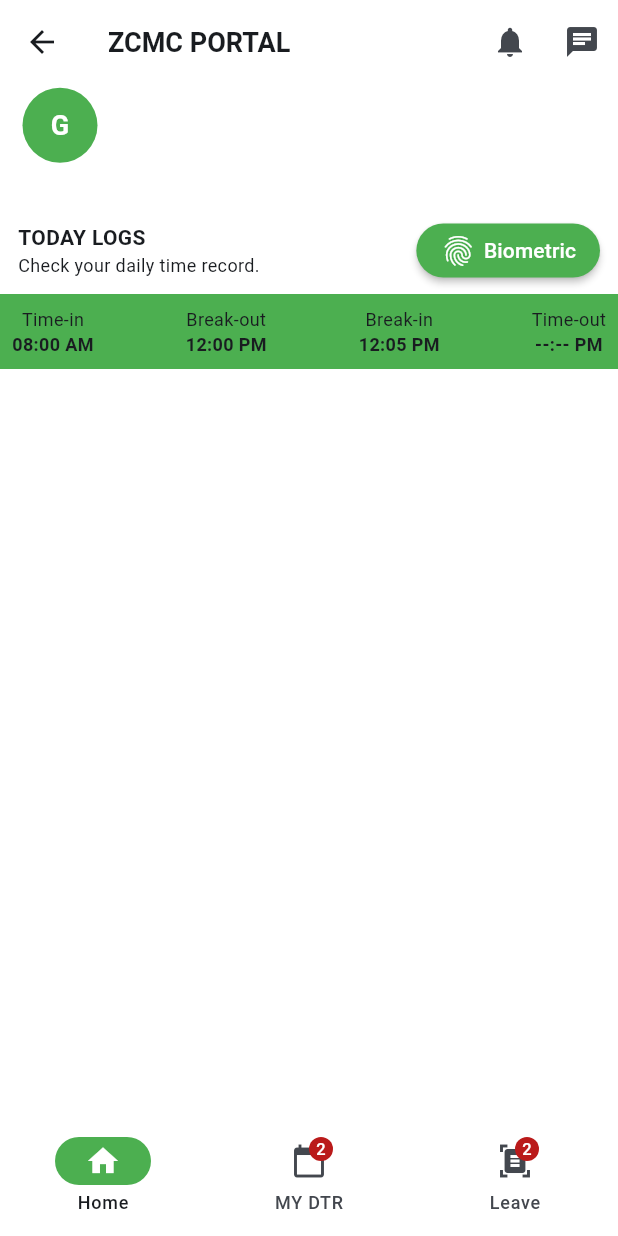
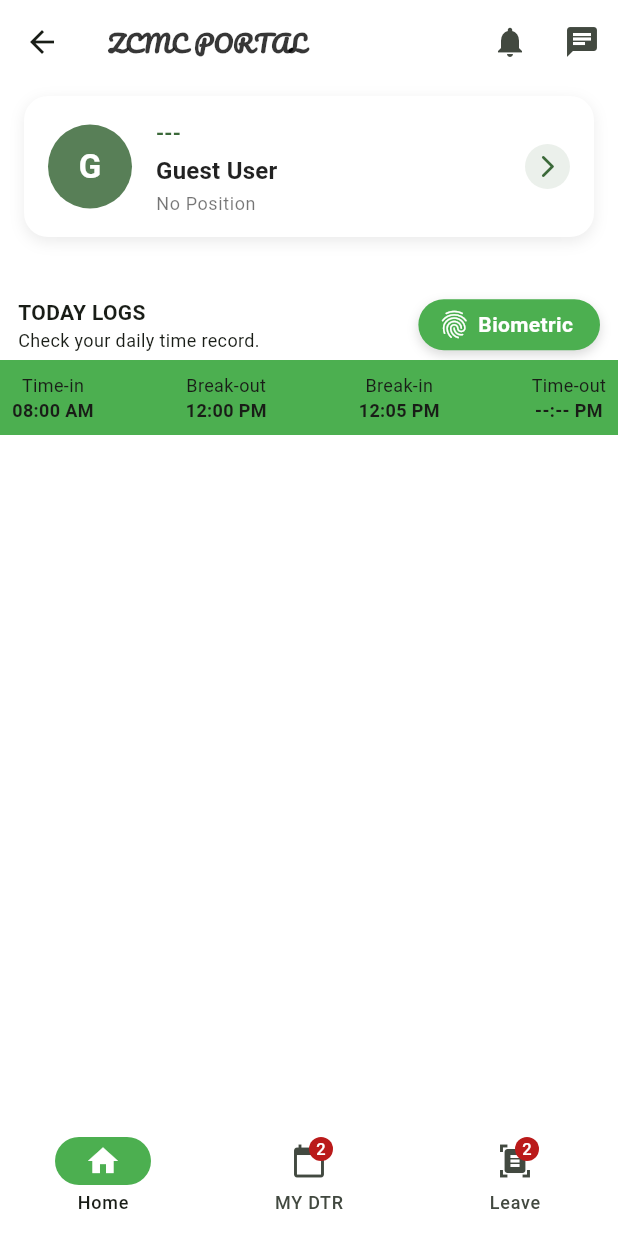
Before and after one commit to TjayAmit/portal, a Flutter app: the LayoutPage screen opened by its route, on a phone screen of 412 x 824 dp. Run offline on Flutter 3.47's test engine with Material 3 defaults, Android fonts, the phone set to English and light mode, and no system bars; our stand-ins replace flutter_riverpod, google_fonts, local_auth; network calls fail; Roboto replaces fonts that are missing (Poppins).

Commit message:
feat: added biometric attendance

```diff
--- a/lib/core/theme/app_theme.dart
+++ b/lib/core/theme/app_theme.dart
@@ -5,7 +5,7 @@
 
 final appThemeProvider = StateProvider<ThemeData>((ref) {
   return ThemeData(
-    colorScheme: ColorScheme.fromSeed(seedColor: Colors.blue),
+    colorScheme: ColorScheme.fromSeed(seedColor: Colors.green),
     useMaterial3: true,
   );
 });
--- /dev/null
+++ b/lib/core/widgets/button/biometric.dart
@@ -0,0 +1,219 @@
+import 'package:flutter/material.dart';
+import 'package:flutter_riverpod/flutter_riverpod.dart';
+import 'package:zcmc_portal/src/attendance/provider/attendance_provider.dart';
+
+class Biometric extends ConsumerStatefulWidget {
+  const Biometric({super.key});
+
+  @override
+  ConsumerState<Biometric> createState() => _BiometricState();
+}
+
+class _BiometricState extends ConsumerState<Biometric>
+    with SingleTickerProviderStateMixin {
+  late AnimationController _animController;
+  late Animation<double> _iconAnimation;
+  late Animation<double> _textFadeOut;
+  late Animation<double> _textFadeIn;
+  late Animation<double> _widthAnimation;
+
+  @override
+  void initState() {
+    super.initState();
+    _animController = AnimationController(
+      duration: const Duration(milliseconds: 600),
+      vsync: this,
+    );
+
+    // Icon crossfade: happens throughout
+    _iconAnimation = CurvedAnimation(
+      parent: _animController,
+      curve: Curves.easeInOut,
+    );
+
+    // Text fade out: happens first (0.0 to 0.3)
+    _textFadeOut = Tween<double>(begin: 1.0, end: 0.0).animate(
+      CurvedAnimation(
+        parent: _animController,
+        curve: const Interval(0.0, 0.3, curve: Curves.easeOut),
+      ),
+    );
+
+    // Width shrink: happens in middle (0.2 to 0.8)
+    _widthAnimation = CurvedAnimation(
+      parent: _animController,
+      curve: const Interval(0.2, 0.8, curve: Curves.easeInOut),
+    );
+
+    // Text fade in: happens last (0.7 to 1.0)
+    _textFadeIn = Tween<double>(begin: 0.0, end: 1.0).animate(
+      CurvedAnimation(
+        parent: _animController,
+        curve: const Interval(0.7, 1.0, curve: Curves.easeIn),
+      ),
+    );
+  }
+
+  @override
+  void dispose() {
+    _animController.dispose();
+    super.dispose();
+  }
+
+  @override
+  Widget build(BuildContext context) {
+    final attendance = ref.watch(attendanceControllerProvider);
+    final controller = ref.read(attendanceControllerProvider.notifier);
+
+    final isSuccess = attendance.isAuthenticated;
+
+    // Trigger animation when state changes
+    if (isSuccess && _animController.status != AnimationStatus.completed) {
+      _animController.forward();
+    } else if (!isSuccess &&
+        _animController.status != AnimationStatus.dismissed) {
+      _animController.reverse();
+    }
+
+    const biometricText = 'Biometric';
+    const savedText = 'Saved!';
+
+    final biometricWidth = _measureTextWidth(
+      biometricText,
+      const TextStyle(color: Colors.white, fontWeight: FontWeight.w600),
+    );
+
+    final savedWidth = _measureTextWidth(
+      savedText,
+      const TextStyle(color: Colors.white, fontWeight: FontWeight.w600),
+    );
+
+    return AnimatedBuilder(
+      animation: _animController,
+      builder: (context, child) {
+        // Interpolate width smoothly
+        final currentWidth = biometricWidth +
+            (savedWidth - biometricWidth) * _widthAnimation.value +
+            22 + // icon width
+            8 + // space between icon and text
+            30; // left + right padding average
+
+        // Smoothly animate right padding to prevent overflow
+        final rightPadding = 15 * (1 - _widthAnimation.value);
+
+        return Container(
+          width: currentWidth,
+          decoration: BoxDecoration(
+            color: Color.lerp(
+              Colors.green,
+              Colors.green.shade700,
+              _iconAnimation.value,
+            ),
+            borderRadius: BorderRadius.circular(25),
+            boxShadow: [
+              BoxShadow(
+                color: Colors.black.withOpacity(0.15),
+                blurRadius: 6,
+                offset: const Offset(0, 3),
+              ),
+            ],
+          ),
+          child: Material(
+            color: Colors.transparent,
+            child: InkWell(
+              borderRadius: BorderRadius.circular(25),
+              onTap: isSuccess
+                  ? null
+                  : () async {
+                      await controller.authenticateAndRegisterAttendance();
+                    },
+              child: Padding(
+                padding: EdgeInsets.only(
+                  left: 10,
+                  right: rightPadding,
+                  top: 6,
+                  bottom: 6,
+                ),
+                child: Row(
+                  mainAxisSize: MainAxisSize.min,
+                  mainAxisAlignment: MainAxisAlignment.center,
+                  children: [
+                    // Icon crossfade
+                    SizedBox(
+                      width: 22,
+                      height: 22,
+                      child: Stack(
+                        alignment: Alignment.center,
+                        children: [
+                          Opacity(
+                            opacity: 1 - _iconAnimation.value,
+                            child: Transform.scale(
+                              scale: 1 - (_iconAnimation.value * 0.2),
+                              child: const Icon(
+                                Icons.fingerprint,
+                                color: Colors.white,
+                                size: 22,
+                              ),
+                            ),
+                          ),
+                          Opacity(
+                            opacity: _iconAnimation.value,
+                            child: Transform.scale(
+                              scale: 0.8 + (_iconAnimation.value * 0.2),
+                              child: const Icon(
+                                Icons.check,
+                                color: Colors.white,
+                                size: 22,
+                              ),
+                            ),
+                          ),
+                        ],
+                      ),
+                    ),
+                    const SizedBox(width: 5),
+
+                    // Text crossfade with sequential timing
+                    Stack(
+                      children: [
+                        // "Biometric" text (fades out first)
+                        Opacity(
+                          opacity: _textFadeOut.value,
+                          child: Text(
+                            biometricText,
+                            style: const TextStyle(
+                              color: Colors.white,
+                              fontWeight: FontWeight.w600,
+                            ),
+                          ),
+                        ),
+                        // "Saved!" text (fades in last)
+                        Opacity(
+                          opacity: _textFadeIn.value,
+                          child: Text(
+                            savedText,
+                            style: const TextStyle(
+                              color: Colors.white,
+                              fontWeight: FontWeight.w600,
+                            ),
+                          ),
+                        ),
+                      ],
+                    ),
+                  ],
+                ),
+              ),
+            ),
+          ),
+        );
+      },
+    );
+  }
+
+  double _measureTextWidth(String text, TextStyle style) {
+    final tp = TextPainter(
+      text: TextSpan(text: text, style: style),
+      textDirection: TextDirection.ltr,
+    )..layout();
+    return tp.width;
+  }
+}
--- a/lib/core/widgets/cards/personal_information_card.dart
+++ b/lib/core/widgets/cards/personal_information_card.dart
@@ -8,48 +8,99 @@
   @override
   Widget build(BuildContext context, WidgetRef ref) {
     final user = ref.watch(userProvider);
+    final theme = Theme.of(context);
 
-    return SizedBox(
-      width: double.infinity,
-      child: Padding(
-        padding: const EdgeInsets.only(left: 15.0, right: 15.0),
-        child: Row(
-          mainAxisAlignment: MainAxisAlignment.spaceBetween,
-          children: [
-            SizedBox(
-              width: MediaQuery.of(context).size.width * 0.6,
+    final name = user?.name ?? 'Guest User';
+    final employeeId = user?.employeeId ?? '---';
+    final position = user?.designation.jobPosition.name ?? 'No Position';
+
+    return Padding(
+      padding: const EdgeInsets.symmetric(horizontal: 16.0, vertical: 8),
+      child: InkWell(
+        borderRadius: BorderRadius.circular(16),
+        onTap: () => Navigator.pushNamed(context, '/personal-information'),
+        child: Container(
+          padding: const EdgeInsets.symmetric(horizontal: 16, vertical: 14),
+          decoration: BoxDecoration(
+            color: Colors.white,
+            borderRadius: BorderRadius.circular(16),
+            boxShadow: [
+              BoxShadow(
+                color: Colors.black12.withOpacity(0.08),
+                blurRadius: 8,
+                offset: const Offset(0, 3),
+              ),
+            ],
+          ),
           child: Row(
             children: [
+              // Avatar
               CircleAvatar(
-                    backgroundColor: Colors.green,
-                    radius: 25,
+                radius: 28,
+                backgroundColor: theme.colorScheme.primary.withOpacity(0.85),
                 child: Text(
-                      user?.name.isNotEmpty == true
-                        ? user!.name[0].toUpperCase()
-                        : 'G',
-                      style: const TextStyle(fontWeight: FontWeight.bold, color: Colors.white, fontSize: 18),
+                  name.isNotEmpty ? name[0].toUpperCase() : '?',
+                  style: const TextStyle(
+                    fontSize: 22,
+                    fontWeight: FontWeight.bold,
+                    color: Colors.white,
                   ),
                 ),
-                  const SizedBox(width: 30),
-                  SizedBox(
+              ),
+
+              const SizedBox(width: 16),
+
+              // User info
+              Expanded(
                 child: Column(
-                      mainAxisAlignment: MainAxisAlignment.start,
                   crossAxisAlignment: CrossAxisAlignment.start,
                   children: [
-                        Text(user?.employeeId ?? '', style: TextStyle(color: Colors.black, fontWeight: FontWeight.bold, fontSize: 14),),
-                        Text(user?.name ?? '', style: TextStyle(color: Colors.black, fontWeight: FontWeight.w500, fontSize: 12),),
-                        Text(user?.designation.jobPosition.name ?? '', style: TextStyle(color: Colors.black, fontWeight: FontWeight.w400, fontSize: 12),),
+                    Text(
+                      employeeId,
+                      style: theme.textTheme.titleSmall?.copyWith(
+                        fontWeight: FontWeight.w600,
+                        color: theme.colorScheme.primary,
+                      ),
+                    ),
+                    const SizedBox(height: 4),
+                    Text(
+                      name,
+                      style: theme.textTheme.titleMedium?.copyWith(
+                        fontWeight: FontWeight.bold,
+                        color: Colors.black87,
+                      ),
+                      overflow: TextOverflow.ellipsis,
+                    ),
+                    const SizedBox(height: 2),
+                    Text(
+                      position,
+                      style: theme.textTheme.bodySmall?.copyWith(
+                        color: Colors.black54,
+                      ),
+                      overflow: TextOverflow.ellipsis,
+                    ),
                   ],
+                ),
+              ),
+
+              const SizedBox(width: 12),
+
+              // Forward arrow
+              Container(
+                decoration: BoxDecoration(
+                  color: theme.colorScheme.primary.withOpacity(0.1),
+                  shape: BoxShape.circle,
+                ),
+                padding: const EdgeInsets.all(6),
+                child: Icon(
+                  Icons.arrow_forward_ios_rounded,
+                  size: 18,
+                  color: theme.colorScheme.primary,
                 ),
               ),
             ],
           ),
         ),
-            const SizedBox(width: 20),
-            IconButton(
-              onPressed: () => Navigator.pushNamed(context, '/personal-information'),
-              icon: const Icon(Icons.arrow_forward_ios, color: Colors.white)),
-          ]),
       ),
     );
   }
--- a/lib/core/widgets/cards/today_dtr_widget.dart
+++ b/lib/core/widgets/cards/today_dtr_widget.dart
@@ -1,4 +1,5 @@
 import 'package:flutter/material.dart';
+import 'package:zcmc_portal/core/widgets/button/biometric.dart';
 
 class TodayDTRWidget extends StatelessWidget {
   const TodayDTRWidget({Key? key}) : super(key: key);
@@ -24,21 +25,7 @@
                   ],
                 ),
               const Spacer(),
-              MaterialButton(
-                color: Colors.green,
-                shape: RoundedRectangleBorder(
-                  borderRadius: BorderRadius.circular(25),
-                ),
-                onPressed: () {
-                  Navigator.pushNamed(context, '/attendance');
-                }, child: Row(
-                  children: [
-                    Icon(Icons.fingerprint, color: Colors.white),
-                    const SizedBox(width: 5),
-                    Text('Biometric', style: TextStyle(color: Colors.white),),
-                  ],
-                ),
-              ),
+              const Biometric()
             ]),
           ),
           Container(
--- a/lib/src/attendance/controller/attendance_controller.dart
+++ b/lib/src/attendance/controller/attendance_controller.dart
@@ -3,7 +3,8 @@
 import 'attendance_state.dart';
 
 class AttendanceController extends StateNotifier<AttendanceState> {
-  AttendanceController() : super(AttendanceState(
+  AttendanceController()
+      : super(AttendanceState(
           canAuth: false,
           canAuthWithBio: false,
           isAuthenticated: false,
@@ -13,19 +14,41 @@
   }
 
   final LocalAuthentication auth = LocalAuthentication();
+  List<BiometricType> availableTypes = [];
 
   Future<void> _initialize() async {
     try {
       final canBio = await auth.canCheckBiometrics;
       final canAuthDevice = await auth.isDeviceSupported();
 
+      if (!canBio) {
+        state = state.copyWith(
+          canAuthWithBio: false,
+          message: "Biometric not available or not enrolled.",
+        );
+      }
+
+      availableTypes = await auth.getAvailableBiometrics();
+
+      if (availableTypes.contains(BiometricType.face)) {
         state = state.copyWith(
           canAuth: canAuthDevice,
-        canAuthWithBio: canBio,
-        message: canBio
-            ? "Biometric authentication is available!"
-            : "Biometric not available or not enrolled.",
+          canAuthWithBio: true,
+          message: "✅ Face authentication available!",
         );
+      } else if (availableTypes.contains(BiometricType.fingerprint)) {
+        state = state.copyWith(
+          canAuth: canAuthDevice,
+          canAuthWithBio: true,
+          message: "✅ Fingerprint authentication available!",
+        );
+      } else {
+        state = state.copyWith(
+          canAuth: canAuthDevice,
+          canAuthWithBio: false,
+          message: "⚠️ No supported biometric type found!",
+        );
+      }
     } catch (e) {
       state = state.copyWith(message: "Error initializing biometrics: $e");
     }
@@ -34,23 +57,31 @@
   Future<void> authenticateAndRegisterAttendance() async {
     try {
       final isAuthenticated = await auth.authenticate(
-        localizedReason: 'Please scan to register your attendance',
+        localizedReason: availableTypes.contains(BiometricType.face)
+            ? 'Please scan your face to register your attendance'
+            : 'Please scan your fingerprint to register your attendance',
         options: const AuthenticationOptions(
-          biometricOnly: true,
+          biometricOnly: false,
           stickyAuth: true,
           useErrorDialogs: true,
         ),
       );
 
       if (isAuthenticated) {
-        // TODO: Trigger your backend call here
-        // Example:
-        // await AttendanceService().registerAttendance(userId);
-
         state = state.copyWith(
           isAuthenticated: true,
-          message: "✅ Attendance registered successfully!",
+          message: availableTypes.contains(BiometricType.face)
+              ? "✅ Attendance registered using Face ID!"
+              : "✅ Attendance registered using Fingerprint!",
         );
+
+        // ⏳ After 3 seconds, reset back to default state
+        Future.delayed(const Duration(seconds: 3), () {
+          state = state.copyWith(
+            isAuthenticated: false,
+            message: "Ready for next scan",
+          );
+        });
       } else {
         state = state.copyWith(
           isAuthenticated: false,
@@ -64,36 +95,4 @@
       );
     }
   }
-
-  // Future<void> authenticateAndRegisterAttendance() async {
-  //   try {
-  //     final didAuthenticate = await auth.authenticate(
-  //       localizedReason: 'Scan your fingerprint to record attendance',
-  //       options: const AuthenticationOptions(
-  //         biometricOnly: true,
-  //         stickyAuth: true,
-  //         useErrorDialogs: true,
-  //       ),
-  //     );
-
-  //     if (didAuthenticate) {
-  //       // ✅ Auth success
-  //       // 👉 Now send API call to Laravel backend
-  //       await registerAttendanceToServer();
-
-  //       state = state.copyWith(
-  //         isAuthenticated: true,
-  //         message: "✅ Attendance recorded successfully!",
-  //       );
-  //     } else {
-  //       state = state.copyWith(
-  //         message: "❌ Fingerprint scan failed or canceled.",
-  //       );
-  //     }
-  //   } catch (e) {
-  //     state = state.copyWith(
-  //       message: "Error during fingerprint authentication: $e",
-  //     );
-  //   }
-  // }
 }
--- a/lib/src/dashboard/view/layout_page.dart
+++ b/lib/src/dashboard/view/layout_page.dart
@@ -1,5 +1,6 @@
 
 import 'package:flutter/material.dart';
+import 'package:google_fonts/google_fonts.dart';
 import 'package:zcmc_portal/src/daily_time_record/view/dtr_list.dart';
 import 'package:zcmc_portal/src/dashboard/view/dashboard_page.dart';
 import 'package:zcmc_portal/src/leave_applications/view/leave_application.dart';
@@ -21,7 +22,7 @@
       backgroundColor: Colors.white,
       appBar: AppBar(
         backgroundColor: Colors.white,
-        title: Text("ZCMC PORTAL", style: TextStyle(fontWeight: FontWeight.bold, fontSize: 18, fontFamily: 'Poppins'),),
+        title: Text("ZCMC PORTAL", style: GoogleFonts.pacifico(fontSize: 16, fontWeight: FontWeight.bold, color: Color.fromARGB(200, 0, 0, 0))),
         actions: [
           IconButton(
             onPressed: () => Navigator.pushNamed(context, '/personal-information'),
--- a/pubspec.yaml
+++ b/pubspec.yaml
@@ -39,6 +39,8 @@
   flutter_riverpod: ^2.6.1
   http: ^1.5.0
   local_auth: ^2.3.0
+  google_fonts: ^6.3.2
+  flutter_native_splash: ^2.4.6
 
 dev_dependencies:
   flutter_test:
```
Also changed, not shown: flutter_native_splash.yaml (added, +154 -0 lines), pubspec.lock, 3 other files. Lines whose indentation alone changed are shown as unchanged.
